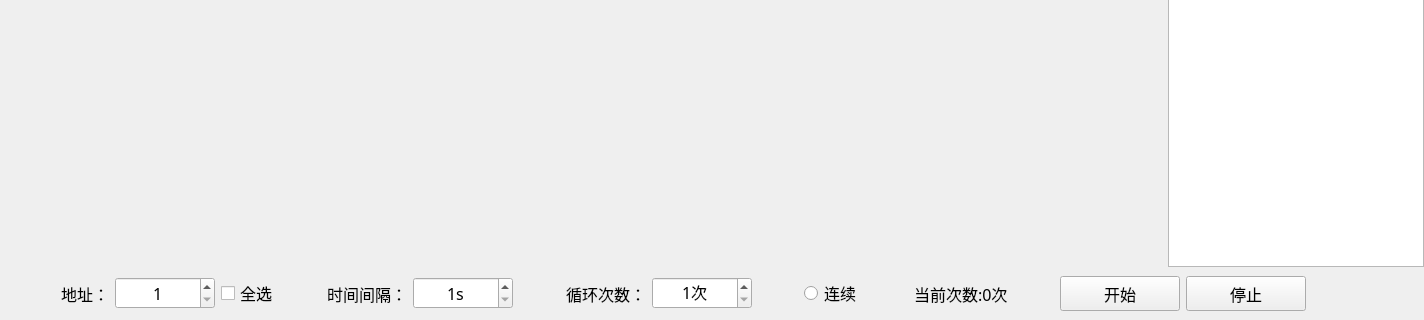
Qt form IDC_TestSystem/ZPDU/z_setting/z_setswcycle/zset_swcyclewid.ui (ChinaClever/IDC_TestSystem) before a commit; both pictures show x 0 to 1424 and y 398 to 718 of the 1424 by 718 pixel window.
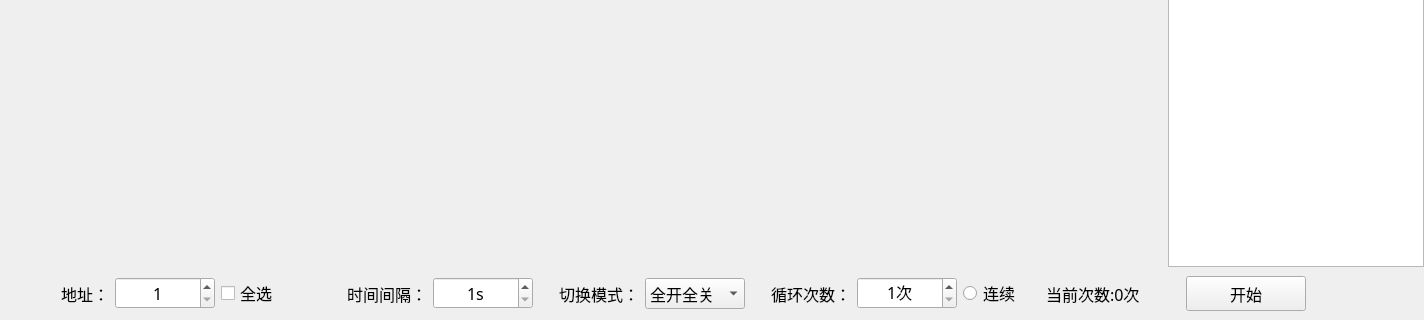
The same form after that commit.

Commit message: 全开全关和跑马灯模式分开

Patch:
```diff
--- a/IDC_TestSystem/ZPDU/z_setting/z_setswcycle/zset_swcyclewid.ui
+++ b/IDC_TestSystem/ZPDU/z_setting/z_setswcycle/zset_swcyclewid.ui
@@ -322,6 +322,19 @@
         </property>
        </widget>
       </item>
+      <item>
+       <spacer name="horizontalSpacer">
+        <property name="orientation">
+         <enum>Qt::Horizontal</enum>
+        </property>
+        <property name="sizeHint" stdset="0">
+         <size>
+          <width>19</width>
+          <height>20</height>
+         </size>
+        </property>
+       </spacer>
+      </item>
       <item>
        <widget class="QLabel" name="label_2">
         <property name="text">
@@ -364,7 +377,47 @@
         </property>
         <property name="sizeHint" stdset="0">
          <size>
-          <width>40</width>
+          <width>19</width>
+          <height>20</height>
+         </size>
+        </property>
+       </spacer>
+      </item>
+      <item>
+       <widget class="QLabel" name="label_4">
+        <property name="text">
+         <string>切换模式：</string>
+        </property>
+       </widget>
+      </item>
+      <item>
+       <widget class="QComboBox" name="comboBox">
+        <property name="minimumSize">
+         <size>
+          <width>100</width>
+          <height>30</height>
+         </size>
+        </property>
+        <item>
+         <property name="text">
+          <string>全开全关</string>
+         </property>
+        </item>
+        <item>
+         <property name="text">
+          <string>逐个亮灭</string>
+         </property>
+        </item>
+       </widget>
+      </item>
+      <item>
+       <spacer name="horizontalSpacer_4">
+        <property name="orientation">
+         <enum>Qt::Horizontal</enum>
+        </property>
+        <property name="sizeHint" stdset="0">
+         <size>
+          <width>19</width>
           <height>20</height>
          </size>
         </property>
@@ -405,19 +458,6 @@
         </property>
        </widget>
       </item>
-      <item>
-       <spacer name="horizontalSpacer_4">
-        <property name="orientation">
-         <enum>Qt::Horizontal</enum>
-        </property>
-        <property name="sizeHint" stdset="0">
-         <size>
-          <width>40</width>
-          <height>20</height>
-         </size>
-        </property>
-       </spacer>
-      </item>
       <item>
        <widget class="QRadioButton" name="radioButton">
         <property name="text">
@@ -435,7 +475,7 @@
         </property>
         <property name="sizeHint" stdset="0">
          <size>
-          <width>40</width>
+          <width>18</width>
           <height>20</height>
          </size>
         </property>
@@ -480,25 +520,6 @@
         </property>
        </widget>
       </item>
-      <item>
-       <widget class="QPushButton" name="stopBtn">
-        <property name="minimumSize">
-         <size>
-          <width>120</width>
-          <height>35</height>
-         </size>
-        </property>
-        <property name="font">
-         <font>
-          <family>微软雅黑</family>
-          <pointsize>12</pointsize>
-         </font>
-        </property>
-        <property name="text">
-         <string>停止</string>
-        </property>
-       </widget>
-      </item>
       <item>
        <spacer name="horizontalSpacer_2">
         <property name="orientation">
```
The commit also changes 5 other files.
